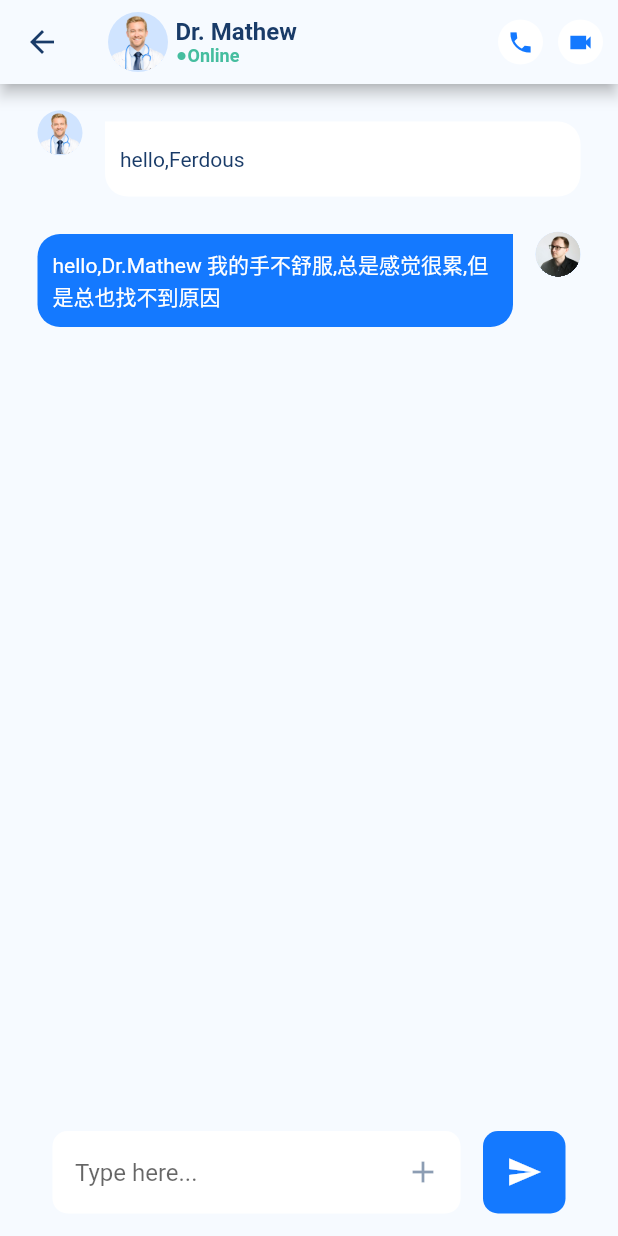
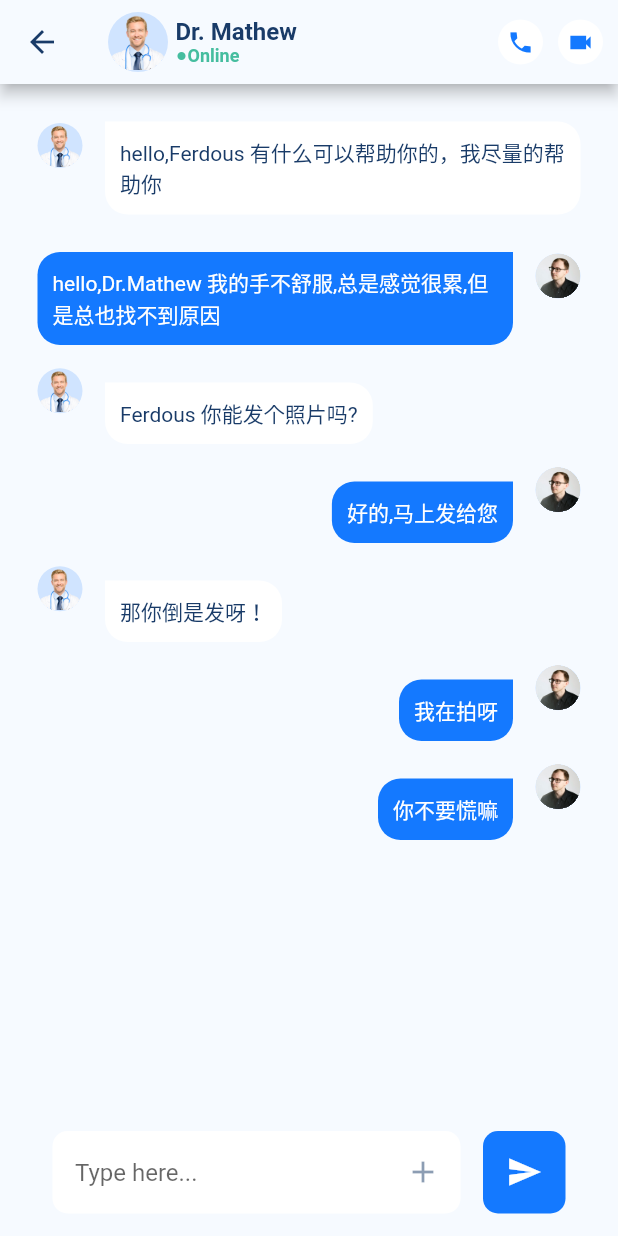
Before and after one commit to pistachio214/medi_talk_for_flutter, a Flutter app: the MessageDetail screen opened directly, on a phone screen of 412 x 824 dp. Run offline on Flutter 3.47's test engine with Material 2 defaults, Android fonts, the phone set to English and light mode, and no system bars; our stand-ins replace flutter_easyloading, flutter_swiper_view, shared_preferences; missing offline and left inert: flutter_star; accounts and stored records are empty.

Commit message:
update 处理聊天文本自适应宽度问题;

```diff
--- a/lib/views/message/detail/index.dart
+++ b/lib/views/message/detail/index.dart
@@ -149,11 +149,31 @@ class _MessageDetailState extends State<MessageDetail> {
                         children: <Widget>[
                           _buildAcrossWidget(
                             viewWith,
-                            "hello,Ferdous",
+                            "hello,Ferdous 有什么可以帮助你的，我尽量的帮助你",
                           ),
                           _buildMySelfWidget(
                             viewWith,
                             "hello,Dr.Mathew 我的手不舒服,总是感觉很累,但是总也找不到原因",
+                          ),
+                          _buildAcrossWidget(
+                            viewWith,
+                            "Ferdous 你能发个照片吗?",
+                          ),
+                          _buildMySelfWidget(
+                            viewWith,
+                            "好的,马上发给您",
+                          ),
+                          _buildAcrossWidget(
+                            viewWith,
+                            "那你倒是发呀！",
+                          ),
+                          _buildMySelfWidget(
+                            viewWith,
+                            "我在拍呀",
+                          ),
+                          _buildMySelfWidget(
+                            viewWith,
+                            "你不要慌嘛",
                           ),
                         ],
                       ),
@@ -171,23 +191,19 @@ class _MessageDetailState extends State<MessageDetail> {
 
   Widget _buildMySelfWidget(double viewWith, String content) {
     return Container(
-      margin: const EdgeInsets.only(top: 10),
-      constraints: const BoxConstraints(
+      margin: const EdgeInsets.only(top: 15),
+      constraints: BoxConstraints(
         minHeight: 50,
+        maxWidth: viewWith - 25 * 2,
       ),
       child: Row(
         mainAxisAlignment: MainAxisAlignment.end,
         children: <Widget>[
           Align(
             child: Container(
-              margin: const EdgeInsets.only(right: 15, top: 15),
+              margin: const EdgeInsets.only(right: 15, top: 10),
               padding: const EdgeInsets.all(10),
               alignment: Alignment.centerLeft,
-              constraints: BoxConstraints(
-                minHeight: 50,
-                minWidth: 50,
-                maxWidth: viewWith - 25 * 2 - 15 - 30,
-              ),
               decoration: BoxDecoration(
                 color: Const.defaultSystemThemeColor,
                 borderRadius: const BorderRadius.only(
@@ -196,12 +212,20 @@ class _MessageDetailState extends State<MessageDetail> {
                   bottomRight: Radius.circular(15),
                 ),
               ),
+              child: ConstrainedBox(
+                constraints: BoxConstraints(
+                  maxWidth: viewWith - 25 * 2 - 15 - 50,
+                  minHeight: 20,
+                  minWidth: 50,
+                ),
                 child: Text(
                   content,
+                  softWrap: true,
                   style: const TextStyle(
                     fontWeight: FontWeight.w400,
                     fontSize: 14,
                     color: Colors.white,
+                  ),
                 ),
               ),
             ),
@@ -235,9 +259,10 @@ class _MessageDetailState extends State<MessageDetail> {
   // 对方的文本
   Widget _buildAcrossWidget(double viewWith, String content) {
     return Container(
-      margin: const EdgeInsets.only(top: 10),
-      constraints: const BoxConstraints(
+      margin: const EdgeInsets.only(top: 15),
+      constraints: BoxConstraints(
         minHeight: 50,
+        maxWidth: viewWith - 25 * 2,
       ),
       child: Row(
         children: <Widget>[
@@ -264,14 +289,9 @@ class _MessageDetailState extends State<MessageDetail> {
           ),
           Align(
             child: Container(
-              margin: const EdgeInsets.only(left: 15, top: 15),
+              margin: const EdgeInsets.only(left: 15, top: 10),
               padding: const EdgeInsets.all(10),
               alignment: Alignment.centerLeft,
-              constraints: BoxConstraints(
-                minHeight: 50,
-                minWidth: 50,
-                maxWidth: viewWith - 25 * 2 - 15 - 30,
-              ),
               decoration: const BoxDecoration(
                 color: Colors.white,
                 borderRadius: BorderRadius.only(
@@ -280,12 +300,20 @@ class _MessageDetailState extends State<MessageDetail> {
                   bottomRight: Radius.circular(15),
                 ),
               ),
+              child: ConstrainedBox(
+                constraints: BoxConstraints(
+                  maxWidth: viewWith - 25 * 2 - 15 - 50,
+                  minHeight: 20,
+                  minWidth: 50,
+                ),
                 child: Text(
                   content,
+                  softWrap: true,
                   style: TextStyle(
                     fontWeight: FontWeight.w400,
                     fontSize: 14,
                     color: Const.defaultFontColor,
+                  ),
                 ),
               ),
             ),
@@ -335,7 +363,8 @@ class _MessageDetailState extends State<MessageDetail> {
                             padding: MaterialStateProperty.all(EdgeInsets.zero),
                             shape: MaterialStateProperty.all(
                               const RoundedRectangleBorder(
-                                borderRadius: BorderRadius.all(Radius.circular(10)),
+                                borderRadius:
+                                    BorderRadius.all(Radius.circular(10)),
                               ),
                             ),
                           ),
```
Lines whose indentation alone changed are shown as unchanged.
